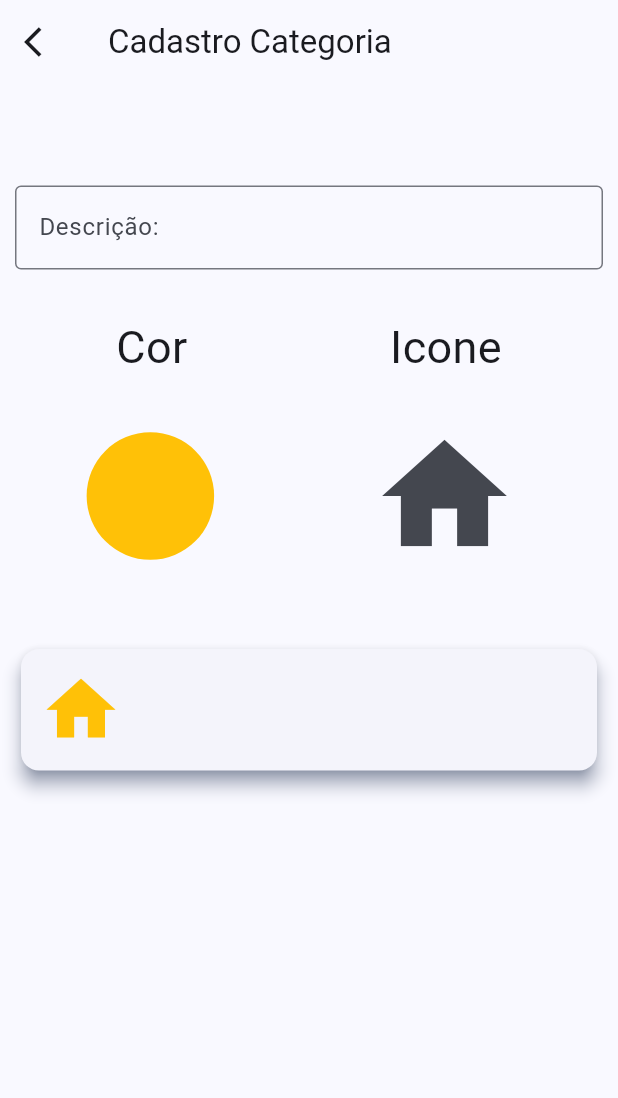
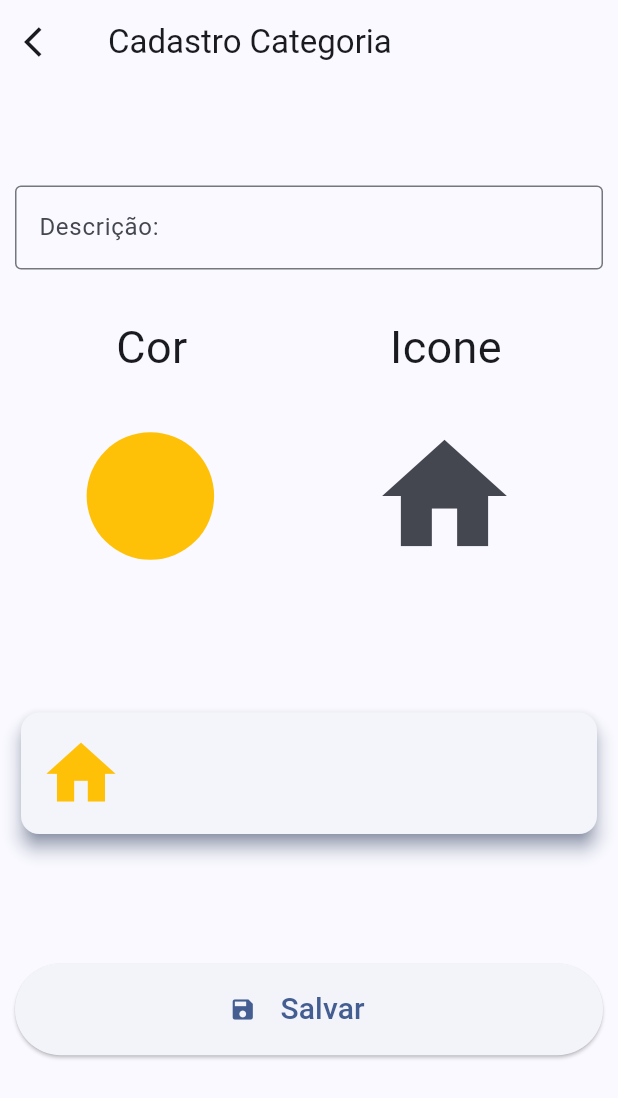
Before and after one commit to brunocaavalcante/Organiza, a Flutter app: the SelectCategoriaPage screen opened directly, after a tap on the "add" icon, on a phone screen of 412 x 824 dp. Shown: the top 1098 px of the screen. Run offline on Flutter 3.47's test engine with Material 2 defaults, Android fonts, the phone set to English and light mode, and no system bars; our stand-ins replace cloud_firestore, curved_navigation_bar, file_picker, firebase_auth, firebase_core, firebase_storage and 1 more; accounts and stored records are empty.

Commit message:
Cadastro Categoria

```diff
--- a/app/lib/main.dart
+++ b/app/lib/main.dart
@@ -7,6 +7,7 @@ import 'package:flutter/material.dart';
 import 'package:provider/provider.dart';
 
 import 'core/widgets/auth_check.dart';
+import 'services/categoria_service.dart';
 
 void main() async {
   WidgetsFlutterBinding.ensureInitialized();
@@ -14,7 +15,8 @@ void main() async {
   runApp(MultiProvider(providers: [
     ChangeNotifierProvider(create: (context) => UserService()),
     ChangeNotifierProvider(create: (context) => FileService()),
-    ChangeNotifierProvider(create: (context) => DespesaService())
+    ChangeNotifierProvider(create: (context) => DespesaService()),
+    ChangeNotifierProvider(create: (context) => CategoriaService())
   ], child: const App()));
 }
 
--- a/app/lib/pages/categoria/cadastro_categoria_page.dart
+++ b/app/lib/pages/categoria/cadastro_categoria_page.dart
@@ -1,7 +1,11 @@
+import 'package:app/models/categoria.dart';
 import 'package:app/pages/categoria/select_color_page.dart';
 import 'package:app/pages/categoria/select_icon_page.dart';
+import 'package:app/services/categoria_service.dart';
 import 'package:flutter/material.dart';
+import 'package:provider/provider.dart';
 import '../../core/widgets/widget_ultil.dart';
+import '../../models/custom_exception.dart';
 
 class CadastroCategoriaPage extends StatefulWidget {
   const CadastroCategoriaPage({super.key});
@@ -14,7 +18,7 @@ class _CadastroCategoriaPageState extends State<CadastroCategoriaPage> {
   final formKey = GlobalKey<FormState>();
   final descricao = TextEditingController();
   IconData icon = Icons.home;
-  Color? color = Colors.amber;
+  Color color = Colors.amber;
 
   @override
   Widget build(BuildContext context) {
@@ -38,6 +42,7 @@ class _CadastroCategoriaPageState extends State<CadastroCategoriaPage> {
   }
 
   containerIcon() {
+    double altura = MediaQuery.of(context).size.height * 0.1;
     return Column(children: [
       Row(mainAxisAlignment: MainAxisAlignment.spaceAround, children: [
         Text("Cor", style: TextStyle(fontSize: 30)),
@@ -76,7 +81,7 @@ class _CadastroCategoriaPageState extends State<CadastroCategoriaPage> {
               })
         ],
       ),
-      const SizedBox(height: 40),
+      SizedBox(height: altura),
       SizedBox(
           width: MediaQuery.of(context).size.width,
           child: Card(
@@ -97,7 +102,38 @@ class _CadastroCategoriaPageState extends State<CadastroCategoriaPage> {
                       )),
                   title: Text(descricao.text,
                       textAlign: TextAlign.start,
-                      style: const TextStyle(fontSize: 30)))))
+                      style: const TextStyle(fontSize: 30))))),
+      SizedBox(height: altura),
+      ElevatedButton(
+        onPressed: () async {
+          if (formKey.currentState!.validate()) {
+            await salvar();
+          }
+        },
+        child:
+            Row(mainAxisAlignment: MainAxisAlignment.center, children: const [
+          Icon(Icons.save),
+          Padding(
+            padding: EdgeInsets.all(16.0),
+            child: Text("Salvar", style: TextStyle(fontSize: 20)),
+          ),
+        ]),
+      ),
     ]);
   }
+
+  salvar() async {
+    try {
+      Categoria item = Categoria();
+      item.color = color.value;
+      item.descricao = descricao.text;
+      item.fontFamily = "MaterialIcons";
+      item.id = icon.codePoint;
+      await Provider.of<CategoriaService>(context, listen: false).salvar(item);
+      Navigator.pop(context);
+    } on CustomException catch (e) {
+      ScaffoldMessenger.of(context)
+          .showSnackBar(SnackBar(content: Text(e.message)));
+    }
+  }
 }
--- a/app/lib/pages/categoria/select_categoria_page.dart
+++ b/app/lib/pages/categoria/select_categoria_page.dart
@@ -46,8 +46,6 @@ class _SelectCategoriaPageState extends State<SelectCategoriaPage> {
   }
 
   itemHistorico() {
-    print("color - ${Colors.blue.value}");
-    print("carro - ${Icons.car_crash.codePoint}");
     Stream<QuerySnapshot> _participanteStream = FirebaseFirestore.instance
         .collection('categorias')
         .orderBy('descricao')
--- /dev/null
+++ b/app/lib/services/categoria_service.dart
@@ -0,0 +1,20 @@
+import 'package:app/models/categoria.dart';
+import 'package:cloud_firestore/cloud_firestore.dart';
+import 'package:firebase_auth/firebase_auth.dart';
+import 'package:flutter/cupertino.dart';
+
+import '../models/custom_exception.dart';
+
+class CategoriaService extends ChangeNotifier {
+  FirebaseAuth auth = FirebaseAuth.instance;
+  CollectionReference categorias =
+      FirebaseFirestore.instance.collection('categorias');
+
+  salvar(Categoria item) async {
+    if (auth.currentUser != null) {
+      await categorias.add(item.toJson()).catchError((error) =>
+          throw CustomException(
+              "ocorreu um erro ao cadastrar tente novamente"));
+    }
+  }
+}
```
